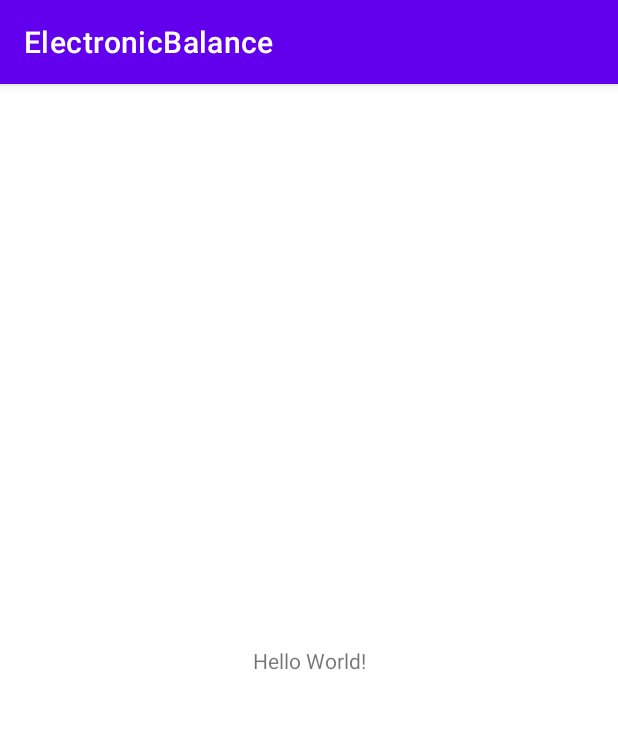
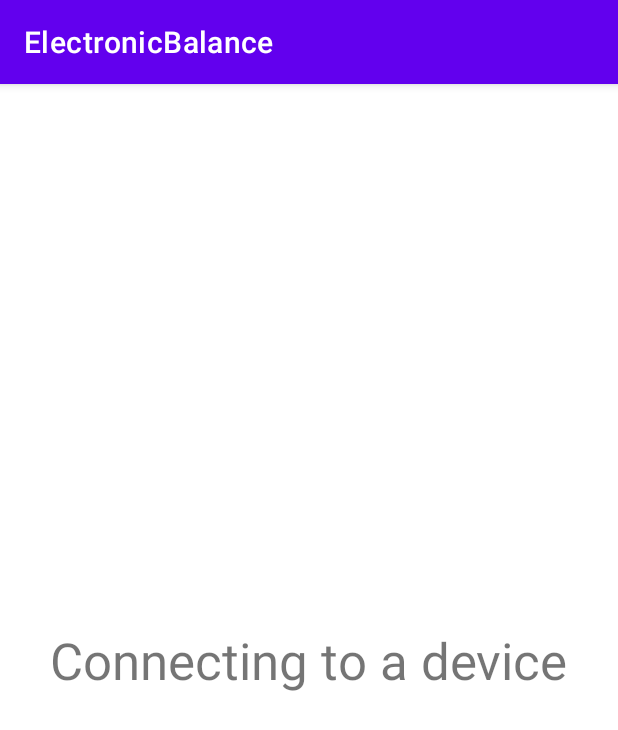
Before and after one commit to moonjuice/ElectronicBalance, an Android app: the screen it shows after launch (MainActivity), on a phone screen of 412 x 824 dp. Shown: the top 730 px of the screen. Run offline under Robolectric (Android 15) with nearby library versions, the phone set to English and light mode, and no system bars.

Commit message:
subscribe and update value

```diff
--- a/app/src/main/java/com/example/electronicbalance/MainActivity.java
+++ b/app/src/main/java/com/example/electronicbalance/MainActivity.java
@@ -1,6 +1,4 @@
 package com.example.electronicbalance;
-
-import androidx.appcompat.app.AppCompatActivity;
 
 import android.bluetooth.BluetoothAdapter;
 import android.bluetooth.BluetoothGatt;
@@ -11,15 +9,19 @@ import android.bluetooth.BluetoothGattService;
 import android.bluetooth.BluetoothManager;
 import android.bluetooth.le.BluetoothLeScanner;
 import android.bluetooth.le.ScanCallback;
-import android.bluetooth.le.ScanFilter;
 import android.bluetooth.le.ScanResult;
-import android.bluetooth.le.ScanSettings;
 import android.os.Bundle;
-import android.os.ParcelUuid;
+import android.os.Handler;
+import android.os.Looper;
+import android.os.Message;
 import android.util.Log;
+import android.widget.TextView;
 
-import java.util.ArrayList;
-import java.util.List;
+import androidx.annotation.NonNull;
+import androidx.appcompat.app.AppCompatActivity;
+
+import java.nio.charset.StandardCharsets;
+import java.util.Arrays;
 import java.util.UUID;
 
 public class MainActivity extends AppCompatActivity {
@@ -28,17 +30,41 @@ public class MainActivity extends AppCompatActivity {
     final static String SERVICE_UUID = "0000AAA1-0000-1000-8000-00805F9B34FB";
     final static String CHARACTERISTIC_UUID = "0000CCC1-0000-1000-8000-00805F9B34FB";
     final static String CLIENT_CHARACTERISTIC_CONFIG = "00002902-0000-1000-8000-00805f9b34fb";
-    private BluetoothLeScanner mBluetoothLeScanner;
+    private final Handler mainHandler = new MainHandler() {};
+    private TextView mWeightView = null;
 
     @Override
     protected void onCreate(Bundle savedInstanceState) {
         super.onCreate(savedInstanceState);
         setContentView(R.layout.activity_main);
-        final BluetoothManager bluetoothManager = getSystemService(BluetoothManager.class);
-        if (bluetoothManager != null) {
-            BluetoothAdapter bluetoothAdapter = bluetoothManager.getAdapter();
-            mBluetoothLeScanner = bluetoothAdapter.getBluetoothLeScanner();
-            mBluetoothLeScanner.startScan(leScanCallback);
+        mWeightView = findViewById(R.id.weightView);
+        mainHandler.obtainMessage(MSG_START_SCAN).sendToTarget();
+    }
+
+    private final static int MSG_START_SCAN = 0;
+    private final static int MSG_STOP_SCAN = 1;
+    private final static int MSG_UPDATE_WEIGHT = 2;
+    public class MainHandler extends Handler {
+        private BluetoothLeScanner mBluetoothLeScanner;
+        @Override
+        public void handleMessage(@NonNull Message msg) {
+            super.handleMessage(msg);
+            switch (msg.what) {
+                case MSG_START_SCAN:
+                    final BluetoothManager bluetoothManager = getSystemService(BluetoothManager.class);
+                    if (bluetoothManager != null) {
+                        BluetoothAdapter bluetoothAdapter = bluetoothManager.getAdapter();
+                        mBluetoothLeScanner = bluetoothAdapter.getBluetoothLeScanner();
+                        mBluetoothLeScanner.startScan(leScanCallback);
+                    }
+                    break;
+                case MSG_STOP_SCAN:
+                    mBluetoothLeScanner.stopScan(leScanCallback);
+                    break;
+                case MSG_UPDATE_WEIGHT:
+                    mWeightView.setText(String.format(getResources().getString(R.string.format_str), msg.obj));
+                    break;
+            }
         }
     }
 
@@ -49,7 +75,7 @@ public class MainActivity extends AppCompatActivity {
             if ("0_moon".equals(result.getDevice().getName())) {
                 Log.i(TAG, result.getDevice().getName());
                 result.getDevice().connectGatt(getApplicationContext(), true, gattCallback);
-                mBluetoothLeScanner.stopScan(this);
+                mainHandler.obtainMessage(MSG_STOP_SCAN).sendToTarget();
             }
         }
     };
@@ -67,10 +93,8 @@ public class MainActivity extends AppCompatActivity {
         @Override
         public void onServicesDiscovered(BluetoothGatt gatt, int status) {
             super.onServicesDiscovered(gatt, status);
-            Log.i(TAG, "service count:" + gatt.getServices().size());
             BluetoothGattService service = gatt.getService(UUID.fromString(SERVICE_UUID));
             if (service != null) {
-                Log.i(TAG, "service UUID:" + service.getUuid().toString());
                 BluetoothGattCharacteristic data = service.getCharacteristic(UUID.fromString(CHARACTERISTIC_UUID));
                 BluetoothGattDescriptor descriptor = data.getDescriptor(UUID.fromString(CHARACTERISTIC_UUID));
                 if (null != descriptor) {
@@ -85,17 +109,15 @@ public class MainActivity extends AppCompatActivity {
                 }
                 gatt.setCharacteristicNotification(data, true);
             }
-//            for(BluetoothGattService service : gatt.getServices()){
-//                if (service.getUuid().equals(UUID.fromString(SERVICE_UUID))) {
-//
-//                }
-//            }
         }
 
         @Override
         public void onCharacteristicChanged(BluetoothGatt gatt, BluetoothGattCharacteristic characteristic) {
             super.onCharacteristicChanged(gatt, characteristic);
-            Log.i(TAG, "onCharacteristicChanged:" + characteristic.getUuid().toString());
+            Message msg = new Message();
+            msg.what = MSG_UPDATE_WEIGHT;
+            msg.obj = new String(characteristic.getValue(), StandardCharsets.UTF_8);
+            mainHandler.sendMessage(msg);
         }
     };
 }
--- a/app/src/main/res/layout/activity_main.xml
+++ b/app/src/main/res/layout/activity_main.xml
@@ -7,9 +7,11 @@
     tools:context=".MainActivity">
 
     <TextView
+        android:id="@+id/weightView"
         android:layout_width="wrap_content"
         android:layout_height="wrap_content"
-        android:text="Hello World!"
+        android:text="@string/connecting"
+        android:textSize="34sp"
         app:layout_constraintBottom_toBottomOf="parent"
         app:layout_constraintLeft_toLeftOf="parent"
         app:layout_constraintRight_toRightOf="parent"
--- a/app/src/main/res/values/strings.xml
+++ b/app/src/main/res/values/strings.xml
@@ -1,3 +1,5 @@
 <resources>
     <string name="app_name">ElectronicBalance</string>
+    <string name="connecting">Connecting to a device</string>
+    <string name="format_str">%s kg</string>
 </resources>
```
Also changed, not shown: 1 other file.
